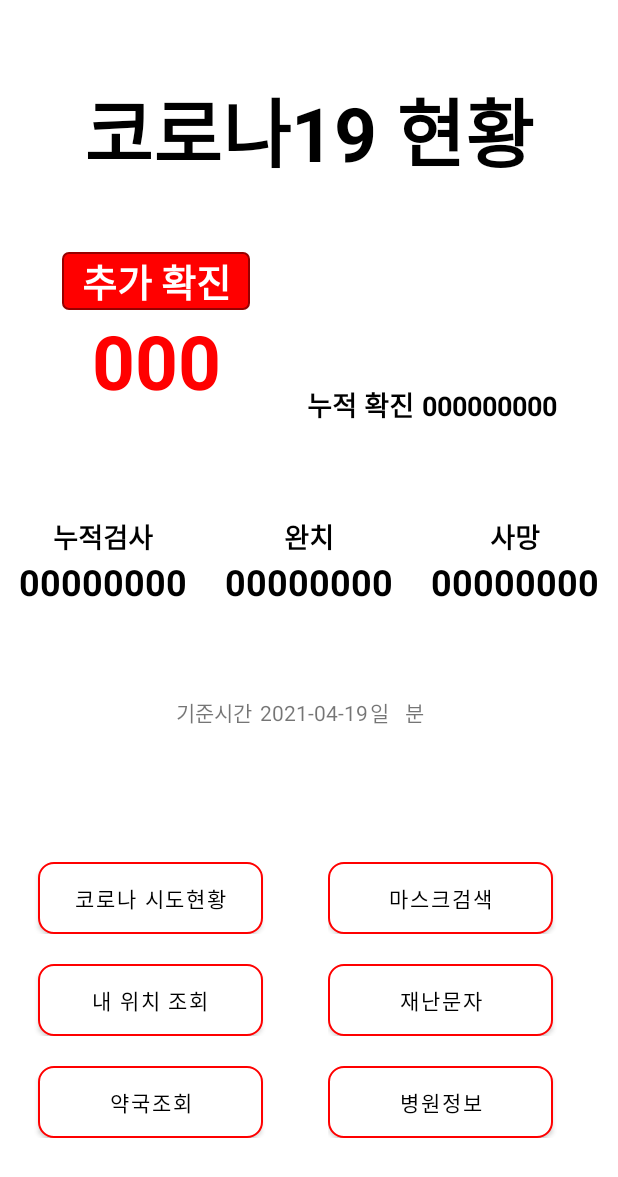
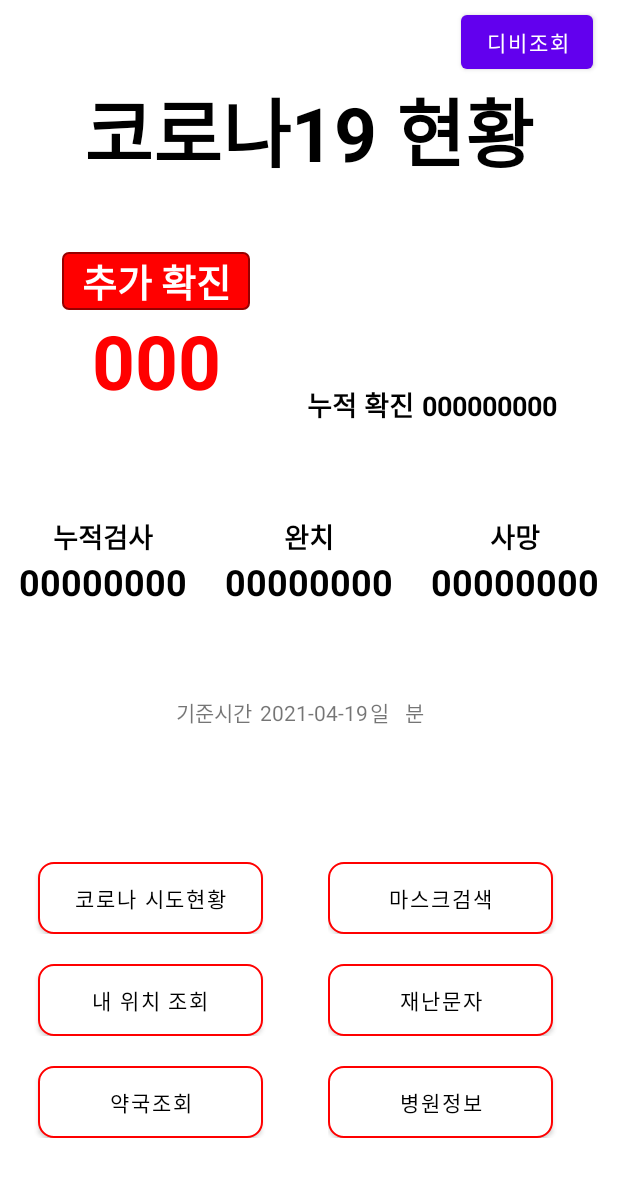
Before and after one commit to 2021graduation/2021_graduation, an Android app: the screen it shows after launch (CovidActivity), on a phone screen of 412 x 824 dp. Shown: the top 1177 px of the screen. Run offline under Robolectric (Android 15) with nearby library versions, the phone set to English and light mode, and no system bars; our stand-ins replace Volley; libraries missing offline, so code that uses them is left out: fr.arnaudguyon.xmltojsonlib; network calls fail; 1 statement that could not run was skipped.

Commit message:
디비를 조회할 수 있는 버튼 추가

```diff
--- a/app/src/main/java/org/techtown/graduation_project/CovidActivity.java
+++ b/app/src/main/java/org/techtown/graduation_project/CovidActivity.java
@@ -10,8 +10,10 @@ import android.app.ActivityManager;
 import android.content.Context;
 import android.content.Intent;
 import android.content.pm.PackageManager;
+import android.database.Cursor;
 import android.os.Build;
 import android.os.Bundle;
+import android.util.Log;
 import android.view.View;
 import android.widget.Button;
 import android.widget.TextView;
@@ -52,6 +54,8 @@ public class CovidActivity extends AppCompatActivity {
     Button mask; // 마스크 검색 버튼
     Button pharmacy; // 약국 검색 버튼
     Button MyLocation; // 내 위치 조회 버튼
+    Button dbSelect;
+    GeoDatabaseHelper geoDatabaseHelper = new GeoDatabaseHelper(this);
 
     private static final int REQUEST_CODE_LOCATION_PERMISSIONS = 1;
     static RequestQueue requestQueue; // 요청 큐
@@ -79,6 +83,18 @@ public class CovidActivity extends AppCompatActivity {
         mask = findViewById(R.id.mask);
         pharmacy = findViewById(R.id.pharmacy);
         MyLocation = findViewById(R.id.MyLocation);
+
+        ///////////////////
+        dbSelect = findViewById(R.id.dbSelect);
+        dbSelect.setOnClickListener(new View.OnClickListener() {
+            @Override
+            public void onClick(View v) {
+                Cursor data = geoDatabaseHelper.getGeoDB();
+                while(data.moveToNext()){
+                    Log.d("GeoDB에서 가져온 정보: ", data.getString(0) + " | " +data.getString(1) + " | " + data.getString(2) + " | " + data.getString(3));
+                }
+            }
+        });
 
         hospital.setOnClickListener(new View.OnClickListener() {
             @Override
--- a/app/src/main/res/layout/activity_covid.xml
+++ b/app/src/main/res/layout/activity_covid.xml
@@ -418,5 +418,16 @@
 
     </LinearLayout>
 
+    <Button
+        android:id="@+id/dbSelect"
+        android:layout_width="wrap_content"
+        android:layout_height="wrap_content"
+        android:layout_marginTop="4dp"
+        android:text="디비조회"
+        app:layout_constraintEnd_toEndOf="parent"
+        app:layout_constraintHorizontal_bias="0.949"
+        app:layout_constraintStart_toStartOf="parent"
+        app:layout_constraintTop_toTopOf="parent" />
+
 
 </androidx.constraintlayout.widget.ConstraintLayout>
```
